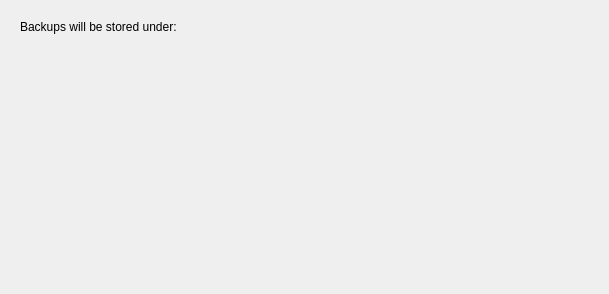
Qt form src/app/addbackupwizardpage2view.ui (flavio/kaveau) before a commit.
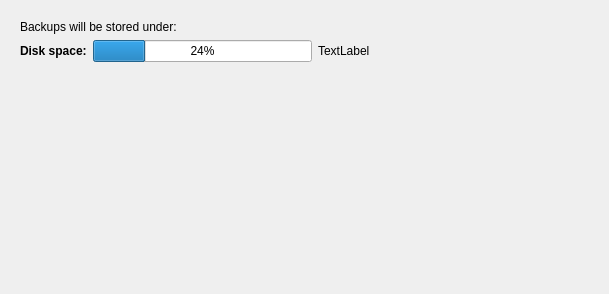
The same form after that commit. The open tabs and pages were chosen to show the change. Custom widgets are drawn as their Qt base class.

```diff
--- a/src/app/addbackupwizardpage2view.ui
+++ b/src/app/addbackupwizardpage2view.ui
@@ -214,6 +214,8 @@
      <widget class="QWidget" name="page_4">
       <layout class="QVBoxLayout" name="verticalLayout_6">
        <item>
+        <layout class="QHBoxLayout" name="horizontalLayout_3">
+         <item>
         <widget class="QLabel" name="label_4">
          <property name="text">
           <string>Backups will be stored under:</string>
@@ -232,6 +234,52 @@
           <string/>
          </property>
         </widget>
+         </item>
+        </layout>
+       </item>
+       <item>
+        <layout class="QHBoxLayout" name="horizontalLayout_2">
+         <item>
+          <widget class="QLabel" name="label_5">
+           <property name="font">
+            <font>
+             <weight>75</weight>
+             <bold>true</bold>
+            </font>
+           </property>
+           <property name="text">
+            <string>Disk space:</string>
+           </property>
+          </widget>
+         </item>
+         <item>
+          <widget class="QProgressBar" name="diskSpaceBar">
+           <property name="value">
+            <number>24</number>
+           </property>
+          </widget>
+         </item>
+         <item>
+          <widget class="QLabel" name="labelDiskSpace">
+           <property name="text">
+            <string>TextLabel</string>
+           </property>
+          </widget>
+         </item>
+         <item>
+          <spacer name="horizontalSpacer_2">
+           <property name="orientation">
+            <enum>Qt::Horizontal</enum>
+           </property>
+           <property name="sizeHint" stdset="0">
+            <size>
+             <width>40</width>
+             <height>20</height>
+            </size>
+           </property>
+          </spacer>
+         </item>
+        </layout>
        </item>
        <item>
         <spacer name="verticalSpacer_4">
```
Left out of the diff: 4 changed lines with no effect on the pictures. Lines whose indentation alone changed are shown as unchanged.
